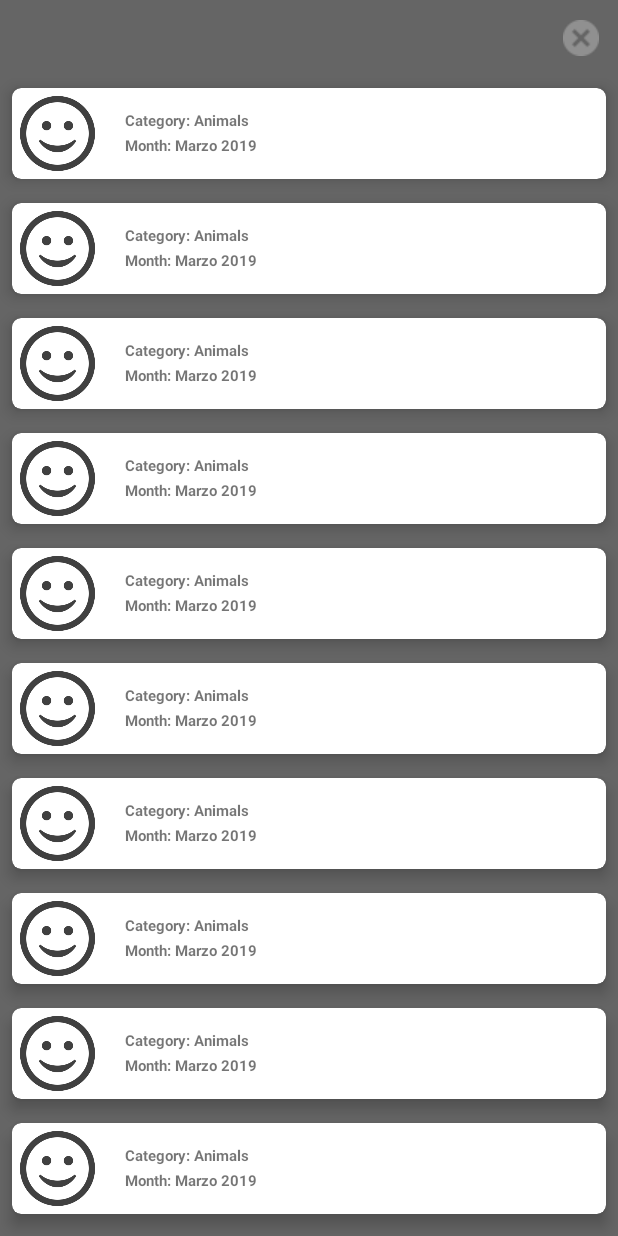
After one commit to Kyru/SnapRank, an Android app: the LogrosActivity screen opened directly, with no data from a screen before it, on a phone screen of 412 x 824 dp. The commit adds this screen. Run offline under Robolectric (Android 15) with nearby library versions, the phone set to English and light mode, and no system bars.

Commit message:
Acabada la actividad de logros

```diff
--- a/app/src/main/AndroidManifest.xml
+++ b/app/src/main/AndroidManifest.xml
@@ -21,6 +21,9 @@
         <activity
             android:name=".ViewPic">
         </activity>
+        <activity
+            android:name=".LogrosActivity">
+        </activity>
     </application>
 
 </manifest>
--- /dev/null
+++ b/app/src/main/java/snaprank/example/labdadm/snaprank/Logro.java
@@ -0,0 +1,38 @@
+package snaprank.example.labdadm.snaprank;
+
+public class Logro {
+
+    private String category;
+    private String fechaDesbloqueo;
+    private int imageLogro;
+
+    public Logro(String category, String fechaDesbloqueo, int imageLogro) {
+        this.category = category;
+        this.fechaDesbloqueo = fechaDesbloqueo;
+        this.imageLogro = imageLogro;
+    }
+
+    public String getCategory() {
+        return category;
+    }
+
+    public void setCategory(String category) {
+        this.category = category;
+    }
+
+    public String getFechaDesbloqueo() {
+        return fechaDesbloqueo;
+    }
+
+    public void setFechaDesbloqueo(String fechaDesbloqueo) {
+        this.fechaDesbloqueo = fechaDesbloqueo;
+    }
+
+    public int getImageLogro() {
+        return imageLogro;
+    }
+
+    public void setImageLogro(int imageLogro) {
+        this.imageLogro = imageLogro;
+    }
+}
--- /dev/null
+++ b/app/src/main/java/snaprank/example/labdadm/snaprank/LogroAdapter.java
@@ -0,0 +1,64 @@
+package snaprank.example.labdadm.snaprank;
+
+import android.content.Context;
+import android.support.v7.widget.RecyclerView;
+import android.view.LayoutInflater;
+import android.view.View;
+import android.view.ViewGroup;
+import android.widget.ImageView;
+import android.widget.TextView;
+
+import java.util.List;
+
+public class LogroAdapter extends  RecyclerView.Adapter<LogroAdapter.LogroViewHolder> {
+
+    private LayoutInflater inflater;
+    private Context context;
+    private List<Logro> logroList;
+
+    public LogroAdapter(Context context, List<Logro> logroList) {
+        inflater = LayoutInflater.from(context);
+        this.context = context;
+        this.logroList = logroList;
+    }
+
+    @Override
+    public LogroViewHolder onCreateViewHolder(ViewGroup parent, int viewType) {
+        View view = inflater.inflate(R.layout.profile_logros_item, parent, false);
+        LogroViewHolder holder = new LogroViewHolder(view);
+        return holder;
+    }
+
+    @Override
+    public void onBindViewHolder(LogroViewHolder holder, int position) {
+
+        // Estos strings pillan el textview para que quede de la siguiente manera:
+        // Category: ejemploCategory
+        // Month: ejemploMonth
+        String categoria = context.getResources().getString(R.string.logro_categoria) + " ";
+        String fechaDesbloqueo = context.getResources().getString(R.string.logro_fecha_desbloqueo) + " ";
+
+        holder.tv_categoriaLogro.setText(categoria +  logroList.get(position).getCategory());
+        holder.tv_fechaDesbloqueoLogro.setText(fechaDesbloqueo + logroList.get(position).getFechaDesbloqueo());
+        holder.iv_imagenLogro.setImageResource(logroList.get(position).getImageLogro());
+    }
+
+    @Override
+    public int getItemCount() {
+        return logroList.size();
+    }
+
+    class LogroViewHolder extends RecyclerView.ViewHolder
+    {
+        TextView tv_categoriaLogro;
+        TextView tv_fechaDesbloqueoLogro;
+        ImageView iv_imagenLogro;
+
+        public LogroViewHolder(View itemView) {
+            super(itemView);
+            tv_categoriaLogro = (TextView)itemView.findViewById(R.id.tv_logro_category);
+            tv_fechaDesbloqueoLogro = (TextView)itemView.findViewById(R.id.tv_logro_fecha_desbloqueo);
+            iv_imagenLogro = (ImageView) itemView.findViewById(R.id.iv_imagen_logro);
+        }
+    }
+}
--- /dev/null
+++ b/app/src/main/java/snaprank/example/labdadm/snaprank/LogrosActivity.java
@@ -0,0 +1,41 @@
+package snaprank.example.labdadm.snaprank;
+
+import android.os.Bundle;
+import android.support.design.widget.BottomNavigationView;
+import android.support.v4.app.Fragment;
+import android.support.v7.app.ActionBar;
+import android.support.v7.app.AppCompatActivity;
+import android.support.v7.widget.LinearLayoutManager;
+import android.support.v7.widget.RecyclerView;
+
+import java.util.ArrayList;
+import java.util.List;
+
+public class LogrosActivity extends AppCompatActivity {
+
+    public List<Logro> logroList;
+    public LogroAdapter logroAdapter;
+    public RecyclerView recyclerView;
+    public RecyclerView.LayoutManager layoutManager;
+
+    @Override
+    protected void onCreate(Bundle savedInstanceState) {
+        super.onCreate(savedInstanceState);
+        setContentView(R.layout.profile_logros);
+        getSupportActionBar().hide();
+
+        logroList = new ArrayList<Logro>();
+
+        for(int i = 0; i < 10; i++){
+            Logro logro = new Logro("Animals", "Marzo 2019", R.drawable.like);
+            logroList.add(logro);
+        }
+
+        logroAdapter = new LogroAdapter(this, logroList);
+        recyclerView = findViewById(R.id.rv_profile_logros);
+        layoutManager = new LinearLayoutManager(this);
+        recyclerView.setLayoutManager(layoutManager);
+        recyclerView.setAdapter(logroAdapter);
+
+    }
+}
--- a/app/src/main/java/snaprank/example/labdadm/snaprank/ProfileFragment.java
+++ b/app/src/main/java/snaprank/example/labdadm/snaprank/ProfileFragment.java
@@ -1,12 +1,15 @@
 package snaprank.example.labdadm.snaprank;
 
+import android.content.Intent;
 import android.os.Bundle;
 import android.support.annotation.Nullable;
 import android.support.v4.app.Fragment;
 import android.view.LayoutInflater;
 import android.view.View;
 import android.view.ViewGroup;
+import android.widget.Button;
 import android.widget.GridView;
+import android.widget.ImageButton;
 
 import java.util.ArrayList;
 import java.util.List;
@@ -16,6 +19,7 @@ public class ProfileFragment extends Fragment {
         GridView gridView;
         ImagenSubidaAdapter imagenSubidaAdapter;
         List<ImagenSubida> imagenSubidaList;
+        Button bt_logros;
 
         @Nullable
         @Override
@@ -33,7 +37,19 @@ public class ProfileFragment extends Fragment {
             gridView = view.findViewById(R.id.profile_grid);
             gridView.setAdapter(imagenSubidaAdapter);
 
+            bt_logros = view.findViewById(R.id.ib_profile_logros);
+            bt_logros.setOnClickListener(new View.OnClickListener() {
+                @Override
+                public void onClick(View v) {
+                    gotoLogroActivity(v);
+                }
+            });
+
             return view;
         }
 
+        public void gotoLogroActivity(View view){
+            Intent intent = new Intent(getContext(), LogrosActivity.class);
+            startActivity(intent);
+        }
 }
--- a/app/src/main/res/layout/fragment_profile.xml
+++ b/app/src/main/res/layout/fragment_profile.xml
@@ -77,6 +77,7 @@
         </LinearLayout>
 
         <Button
+            android:id="@+id/ib_profile_logros"
             android:layout_width="match_parent"
             android:layout_height="match_parent"
             android:layout_margin="3dp"
--- /dev/null
+++ b/app/src/main/res/layout/profile_logros.xml
@@ -0,0 +1,26 @@
+<?xml version="1.0" encoding="utf-8"?>
+<LinearLayout xmlns:android="http://schemas.android.com/apk/res/android"
+    xmlns:app="http://schemas.android.com/apk/res-auto"
+    android:orientation="vertical"
+    android:layout_width="match_parent"
+    android:layout_height="match_parent"
+    android:background="#CC404040">
+
+        <ImageButton
+            android:id="@+id/logro_floatingActionButton"
+            android:layout_width="39dp"
+            android:layout_height="40dp"
+            android:clickable="true"
+            android:layout_gravity="right"
+            android:layout_margin="5dp"
+            android:onClick="close"
+            android:background="?android:selectableItemBackground"
+            app:srcCompat="@drawable/close24px" />
+
+        <view class="android.support.v7.widget.RecyclerView"
+            android:id="@+id/rv_profile_logros"
+            android:layout_width="match_parent"
+            android:layout_height="match_parent">
+        </view>
+
+</LinearLayout>
--- /dev/null
+++ b/app/src/main/res/layout/profile_logros_item.xml
@@ -0,0 +1,59 @@
+<?xml version="1.0" encoding="utf-8"?>
+<android.support.v7.widget.CardView
+    xmlns:android="http://schemas.android.com/apk/res/android"
+    xmlns:app="http://schemas.android.com/apk/res-auto"
+    android:layout_width="match_parent"
+    android:layout_height="wrap_content"
+    android:layout_margin="8dp"
+    app:cardCornerRadius="6dp"
+    app:cardElevation="6dp">
+
+    <LinearLayout
+        android:layout_width="match_parent"
+        android:layout_height="wrap_content"
+        android:orientation="horizontal">
+
+        <LinearLayout
+            android:layout_width="wrap_content"
+            android:layout_height="50dp"
+            android:orientation="horizontal"
+            android:layout_margin="5dp">
+
+            <ImageView
+                android:id="@+id/iv_imagen_logro"
+                android:layout_width="50dp"
+                android:layout_height="50dp"
+                android:src="@drawable/like" />
+        </LinearLayout>
+
+        <LinearLayout
+            android:layout_width="match_parent"
+            android:layout_height="50dp"
+            android:padding="8dp"
+            android:orientation="vertical"
+            android:layout_margin="5dp" >
+            <TextView
+                android:id="@+id/tv_logro_category"
+                android:layout_width="match_parent"
+                android:layout_height="wrap_content"
+                android:padding="1dp"
+                android:layout_gravity="center"
+                android:textSize="10sp"
+                android:textStyle="bold"
+                android:text="@string/logro_categoria"/>
+            <TextView
+                android:id="@+id/tv_logro_fecha_desbloqueo"
+                android:layout_width="match_parent"
+                android:layout_height="wrap_content"
+                android:layout_gravity="center"
+                android:padding="1dp"
+                android:textSize="10sp"
+                android:textStyle="bold"
+                android:text="@string/logro_fecha_desbloqueo" />
+
+        </LinearLayout>
+
+    </LinearLayout>
+
+
+</android.support.v7.widget.CardView>
--- a/app/src/main/res/values/strings.xml
+++ b/app/src/main/res/values/strings.xml
@@ -7,4 +7,9 @@
     <string name="location">Location: </string>
     <string name="category">Category: </string>
     <string name="title">Title: </string>
+
+    <string name="logro_categoria">Category: </string>
+    <string name="logro_fecha_desbloqueo">Month: </string>
+
+
 </resources>
```
